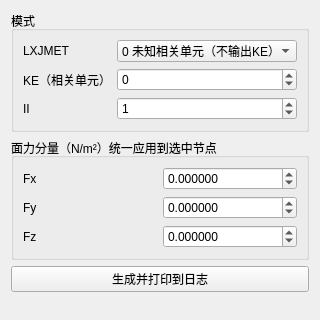
The window that plugins/Base_PhysicalField/FaceLoadPage.ui (asd977/base_cae) describes before a commit, drawn with Qt 5.
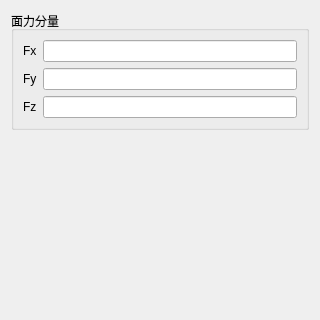
The same window after the commit.

The edit to the form file:
```diff
--- a/plugins/Base_PhysicalField/FaceLoadPage.ui
+++ b/plugins/Base_PhysicalField/FaceLoadPage.ui
@@ -14,84 +14,10 @@
    <string>面力荷载</string>
   </property>
   <layout class="QVBoxLayout" name="verticalLayout">
-   <item>
-    <widget class="QGroupBox" name="groupBoxMode">
-     <property name="title">
-      <string>模式</string>
-     </property>
-     <layout class="QGridLayout" name="gridLayoutMode">
-      <item row="0" column="0">
-       <widget class="QLabel" name="labelMode">
-        <property name="text">
-         <string>LXJMET</string>
-        </property>
-       </widget>
-      </item>
-      <item row="0" column="1">
-       <widget class="QComboBox" name="comboMode">
-        <item>
-         <property name="text">
-          <string>0 未知相关单元（不输出KE）</string>
-         </property>
-        </item>
-        <item>
-         <property name="text">
-          <string>1 已知相关单元（输出KE）</string>
-         </property>
-        </item>
-       </widget>
-      </item>
-
-      <item row="1" column="0">
-       <widget class="QLabel" name="labelKE">
-        <property name="text">
-         <string>KE（相关单元）</string>
-        </property>
-       </widget>
-      </item>
-      <item row="1" column="1">
-       <widget class="QSpinBox" name="spinKE">
-        <property name="minimum">
-         <number>-999999999</number>
-        </property>
-        <property name="maximum">
-         <number>999999999</number>
-        </property>
-        <property name="value">
-         <number>0</number>
-        </property>
-       </widget>
-      </item>
-
-      <item row="2" column="0">
-       <widget class="QLabel" name="labelII">
-        <property name="text">
-         <string>II</string>
-        </property>
-       </widget>
-      </item>
-      <item row="2" column="1">
-       <widget class="QSpinBox" name="spinII">
-        <property name="minimum">
-         <number>-999999</number>
-        </property>
-        <property name="maximum">
-         <number>999999</number>
-        </property>
-        <property name="value">
-         <number>1</number>
-        </property>
-       </widget>
-      </item>
-
-     </layout>
-    </widget>
-   </item>
-
    <item>
     <widget class="QGroupBox" name="groupBoxLoad">
      <property name="title">
-      <string>面力分量（N/m²）统一应用到选中节点</string>
+      <string>面力分量</string>
      </property>
      <layout class="QGridLayout" name="gridLayoutLoad">
       <item row="0" column="0">
@@ -101,20 +27,6 @@
         </property>
        </widget>
       </item>
-      <item row="0" column="1">
-       <widget class="QDoubleSpinBox" name="spinFx">
-        <property name="decimals">
-         <number>6</number>
-        </property>
-        <property name="minimum">
-         <double>-1000000000000.000000000000000</double>
-        </property>
-        <property name="maximum">
-         <double>1000000000000.000000000000000</double>
-        </property>
-       </widget>
-      </item>
-
       <item row="1" column="0">
        <widget class="QLabel" name="labelFy">
         <property name="text">
@@ -122,20 +34,6 @@
         </property>
        </widget>
       </item>
-      <item row="1" column="1">
-       <widget class="QDoubleSpinBox" name="spinFy">
-        <property name="decimals">
-         <number>6</number>
-        </property>
-        <property name="minimum">
-         <double>-1000000000000.000000000000000</double>
-        </property>
-        <property name="maximum">
-         <double>1000000000000.000000000000000</double>
-        </property>
-       </widget>
-      </item>
-
       <item row="2" column="0">
        <widget class="QLabel" name="labelFz">
         <property name="text">
@@ -143,31 +41,18 @@
         </property>
        </widget>
       </item>
+      <item row="0" column="1">
+       <widget class="QLineEdit" name="lineEditX"/>
+      </item>
+      <item row="1" column="1">
+       <widget class="QLineEdit" name="lineEditY"/>
+      </item>
       <item row="2" column="1">
-       <widget class="QDoubleSpinBox" name="spinFz">
-        <property name="decimals">
-         <number>6</number>
-        </property>
-        <property name="minimum">
-         <double>-1000000000000.000000000000000</double>
-        </property>
-        <property name="maximum">
-         <double>1000000000000.000000000000000</double>
-        </property>
-       </widget>
+       <widget class="QLineEdit" name="lineEditZ"/>
       </item>
      </layout>
     </widget>
    </item>
-
-   <item>
-    <widget class="QPushButton" name="btnGenerate">
-     <property name="text">
-      <string>生成并打印到日志</string>
-     </property>
-    </widget>
-   </item>
-
    <item>
     <spacer name="verticalSpacer">
      <property name="orientation">
```
Left out of the diff: 2 changed lines with no effect on the pictures.
